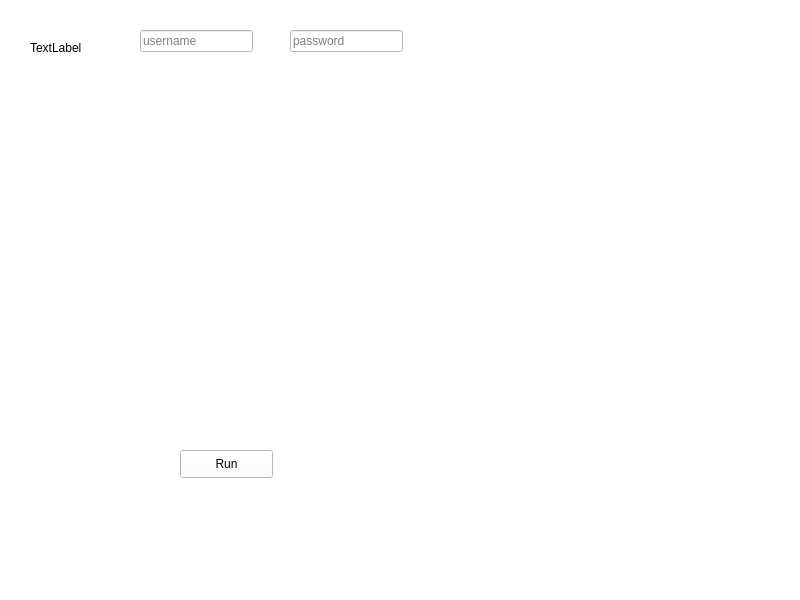
Before: the Qt Designer form examples/UI/MainWindow.ui in ohld/igbot, drawn with Qt 5.
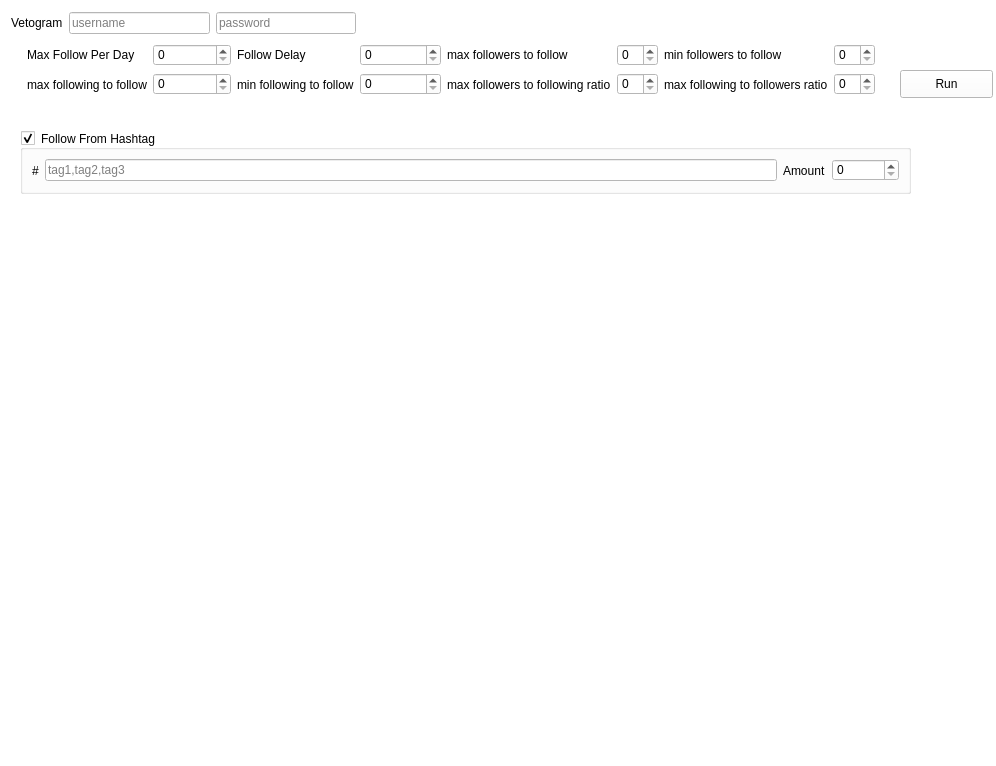
After: the same form once the commit is applied.

```diff
--- a/examples/UI/MainWindow.ui
+++ b/examples/UI/MainWindow.ui
@@ -6,67 +6,25 @@
    <rect>
     <x>0</x>
     <y>0</y>
-    <width>800</width>
-    <height>600</height>
+    <width>996</width>
+    <height>766</height>
    </rect>
   </property>
   <property name="windowTitle">
    <string>MainWindow</string>
   </property>
+  <property name="autoFillBackground">
+   <bool>false</bool>
+  </property>
   <property name="styleSheet">
    <string notr="true">background-color: rgb(255, 255, 255);</string>
   </property>
   <widget class="QWidget" name="centralwidget">
-   <widget class="QLabel" name="label">
-    <property name="geometry">
-     <rect>
-      <x>30</x>
-      <y>40</y>
-      <width>55</width>
-      <height>16</height>
-     </rect>
-    </property>
-    <property name="text">
-     <string>TextLabel</string>
-    </property>
-   </widget>
-   <widget class="QLineEdit" name="lineEdit_username">
-    <property name="geometry">
-     <rect>
-      <x>140</x>
-      <y>30</y>
-      <width>113</width>
-      <height>22</height>
-     </rect>
-    </property>
-    <property name="placeholderText">
-     <string>username</string>
-    </property>
-   </widget>
-   <widget class="QLineEdit" name="lineEdit_password">
-    <property name="geometry">
-     <rect>
-      <x>290</x>
-      <y>30</y>
-      <width>113</width>
-      <height>22</height>
-     </rect>
-    </property>
-    <property name="inputMethodHints">
-     <set>Qt::ImhHiddenText|Qt::ImhNoAutoUppercase|Qt::ImhNoPredictiveText|Qt::ImhSensitiveData</set>
-    </property>
-    <property name="echoMode">
-     <enum>QLineEdit::Password</enum>
-    </property>
-    <property name="placeholderText">
-     <string>password</string>
-    </property>
-   </widget>
    <widget class="QPushButton" name="pushButton_run">
     <property name="geometry">
      <rect>
-      <x>180</x>
-      <y>450</y>
+      <x>900</x>
+      <y>70</y>
       <width>93</width>
       <height>28</height>
      </rect>
@@ -75,6 +33,300 @@
      <string>Run</string>
     </property>
    </widget>
+   <widget class="QGroupBox" name="groupBox_follow_from_hashtag">
+    <property name="geometry">
+     <rect>
+      <x>20</x>
+      <y>130</y>
+      <width>891</width>
+      <height>64</height>
+     </rect>
+    </property>
+    <property name="focusPolicy">
+     <enum>Qt::StrongFocus</enum>
+    </property>
+    <property name="styleSheet">
+     <string notr="true">#groupBox:checked{
+background-color: rgb(9, 177, 243);
+}
+#groupBox:unchecked{
+background-color: rgb(204, 204, 204);
+}</string>
+    </property>
+    <property name="title">
+     <string>Follow From Hashtag</string>
+    </property>
+    <property name="flat">
+     <bool>false</bool>
+    </property>
+    <property name="checkable">
+     <bool>true</bool>
+    </property>
+    <property name="checked">
+     <bool>true</bool>
+    </property>
+    <layout class="QHBoxLayout" name="horizontalLayout_8">
+     <item>
+      <layout class="QHBoxLayout" name="horizontalLayout_5">
+       <item>
+        <widget class="QLabel" name="label_10">
+         <property name="styleSheet">
+          <string notr="true">background-color:transparent;</string>
+         </property>
+         <property name="text">
+          <string>#</string>
+         </property>
+         <property name="textFormat">
+          <enum>Qt::AutoText</enum>
+         </property>
+        </widget>
+       </item>
+       <item>
+        <widget class="QLineEdit" name="lineEdit_follow_from_hashtag">
+         <property name="inputMethodHints">
+          <set>Qt::ImhNone</set>
+         </property>
+         <property name="text">
+          <string/>
+         </property>
+         <property name="placeholderText">
+          <string>tag1,tag2,tag3</string>
+         </property>
+        </widget>
+       </item>
+       <item>
+        <widget class="QLabel" name="label_11">
+         <property name="autoFillBackground">
+          <bool>false</bool>
+         </property>
+         <property name="styleSheet">
+          <string notr="true">background-color:transparent;</string>
+         </property>
+         <property name="text">
+          <string>Amount</string>
+         </property>
+         <property name="wordWrap">
+          <bool>false</bool>
+         </property>
+        </widget>
+       </item>
+       <item>
+        <widget class="QSpinBox" name="spinBox__follow_from_hashtag">
+         <property name="buttonSymbols">
+          <enum>QAbstractSpinBox::UpDownArrows</enum>
+         </property>
+         <property name="maximum">
+          <number>100000</number>
+         </property>
+        </widget>
+       </item>
+      </layout>
+     </item>
+    </layout>
+   </widget>
+   <widget class="QWidget" name="layoutWidget">
+    <property name="geometry">
+     <rect>
+      <x>11</x>
+      <y>11</y>
+      <width>345</width>
+      <height>24</height>
+     </rect>
+    </property>
+    <layout class="QHBoxLayout" name="horizontalLayout">
+     <item>
+      <widget class="QLabel" name="label">
+       <property name="text">
+        <string>Vetogram</string>
+       </property>
+      </widget>
+     </item>
+     <item>
+      <widget class="QLineEdit" name="lineEdit_username">
+       <property name="placeholderText">
+        <string>username</string>
+       </property>
+      </widget>
+     </item>
+     <item>
+      <widget class="QLineEdit" name="lineEdit_password">
+       <property name="inputMethodHints">
+        <set>Qt::ImhHiddenText|Qt::ImhNoAutoUppercase|Qt::ImhNoPredictiveText|Qt::ImhSensitiveData</set>
+       </property>
+       <property name="echoMode">
+        <enum>QLineEdit::Password</enum>
+       </property>
+       <property name="placeholderText">
+        <string>password</string>
+       </property>
+      </widget>
+     </item>
+    </layout>
+   </widget>
+   <widget class="QWidget" name="">
+    <property name="geometry">
+     <rect>
+      <x>27</x>
+      <y>43</y>
+      <width>848</width>
+      <height>53</height>
+     </rect>
+    </property>
+    <layout class="QHBoxLayout" name="horizontalLayout_7">
+     <item>
+      <layout class="QHBoxLayout" name="horizontalLayout_2">
+       <item>
+        <layout class="QVBoxLayout" name="verticalLayout_2">
+         <item>
+          <widget class="QLabel" name="label_2">
+           <property name="text">
+            <string>Max Follow Per Day</string>
+           </property>
+           <property name="buddy">
+            <cstring>spinBox</cstring>
+           </property>
+          </widget>
+         </item>
+         <item>
+          <widget class="QLabel" name="label_9">
+           <property name="text">
+            <string>max following to follow</string>
+           </property>
+           <property name="buddy">
+            <cstring>spinBox_7</cstring>
+           </property>
+          </widget>
+         </item>
+        </layout>
+       </item>
+       <item>
+        <layout class="QVBoxLayout" name="verticalLayout">
+         <item>
+          <widget class="QSpinBox" name="spinBox"/>
+         </item>
+         <item>
+          <widget class="QSpinBox" name="spinBox_7"/>
+         </item>
+        </layout>
+       </item>
+      </layout>
+     </item>
+     <item>
+      <layout class="QHBoxLayout" name="horizontalLayout_3">
+       <item>
+        <layout class="QVBoxLayout" name="verticalLayout_3">
+         <item>
+          <widget class="QLabel" name="label_3">
+           <property name="text">
+            <string>Follow Delay</string>
+           </property>
+           <property name="buddy">
+            <cstring>spinBox_2</cstring>
+           </property>
+          </widget>
+         </item>
+         <item>
+          <widget class="QLabel" name="label_6">
+           <property name="text">
+            <string>min following to follow</string>
+           </property>
+           <property name="buddy">
+            <cstring>spinBox_5</cstring>
+           </property>
+          </widget>
+         </item>
+        </layout>
+       </item>
+       <item>
+        <layout class="QVBoxLayout" name="verticalLayout_4">
+         <item>
+          <widget class="QSpinBox" name="spinBox_2"/>
+         </item>
+         <item>
+          <widget class="QSpinBox" name="spinBox_5"/>
+         </item>
+        </layout>
+       </item>
+      </layout>
+     </item>
+     <item>
+      <layout class="QHBoxLayout" name="horizontalLayout_4">
+       <item>
+        <layout class="QVBoxLayout" name="verticalLayout_7">
+         <item>
+          <widget class="QLabel" name="label_5">
+           <property name="text">
+            <string>max followers to follow</string>
+           </property>
+           <property name="buddy">
+            <cstring>spinBox_4</cstring>
+           </property>
+          </widget>
+         </item>
+         <item>
+          <widget class="QLabel" name="label_8">
+           <property name="text">
+            <string>max followers to following ratio</string>
+           </property>
+           <property name="buddy">
+            <cstring>spinBox_8</cstring>
+           </property>
+          </widget>
+         </item>
+        </layout>
+       </item>
+       <item>
+        <layout class="QVBoxLayout" name="verticalLayout_8">
+         <item>
+          <widget class="QSpinBox" name="spinBox_4"/>
+         </item>
+         <item>
+          <widget class="QSpinBox" name="spinBox_8"/>
+         </item>
+        </layout>
+       </item>
+      </layout>
+     </item>
+     <item>
+      <layout class="QHBoxLayout" name="horizontalLayout_6">
+       <item>
+        <layout class="QVBoxLayout" name="verticalLayout_9">
+         <item>
+          <widget class="QLabel" name="label_4">
+           <property name="text">
+            <string>min followers to follow</string>
+           </property>
+           <property name="buddy">
+            <cstring>spinBox_3</cstring>
+           </property>
+          </widget>
+         </item>
+         <item>
+          <widget class="QLabel" name="label_7">
+           <property name="text">
+            <string>max following to followers ratio</string>
+           </property>
+           <property name="buddy">
+            <cstring>spinBox_6</cstring>
+           </property>
+          </widget>
+         </item>
+        </layout>
+       </item>
+       <item>
+        <layout class="QVBoxLayout" name="verticalLayout_10">
+         <item>
+          <widget class="QSpinBox" name="spinBox_3"/>
+         </item>
+         <item>
+          <widget class="QSpinBox" name="spinBox_6"/>
+         </item>
+        </layout>
+       </item>
+      </layout>
+     </item>
+    </layout>
+   </widget>
   </widget>
   <widget class="QMenuBar" name="menubar">
    <property name="geometry">
```
Left out of the diff: 2 changed lines with no effect on the pictures.
